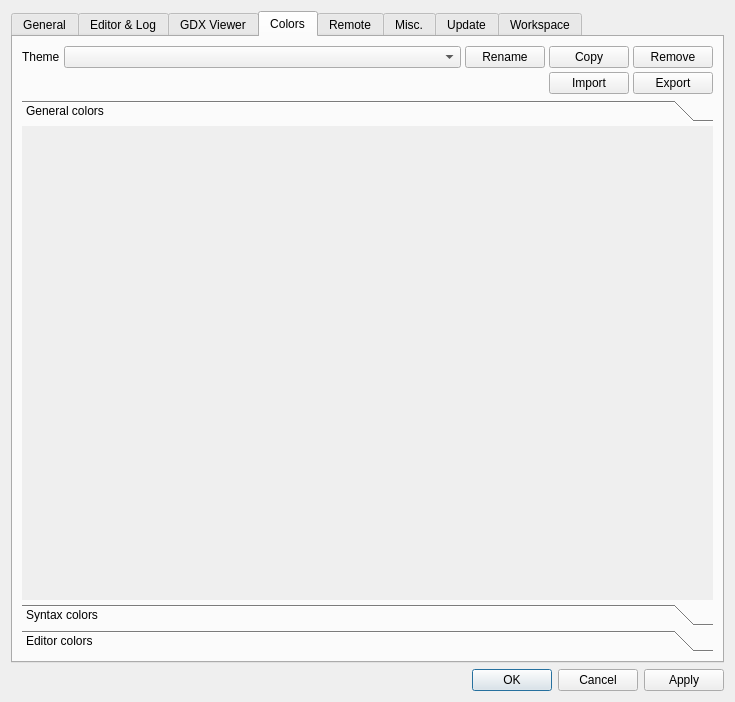
GAMS-dev/studio, file src/settingsdialog.ui: the form before one commit.
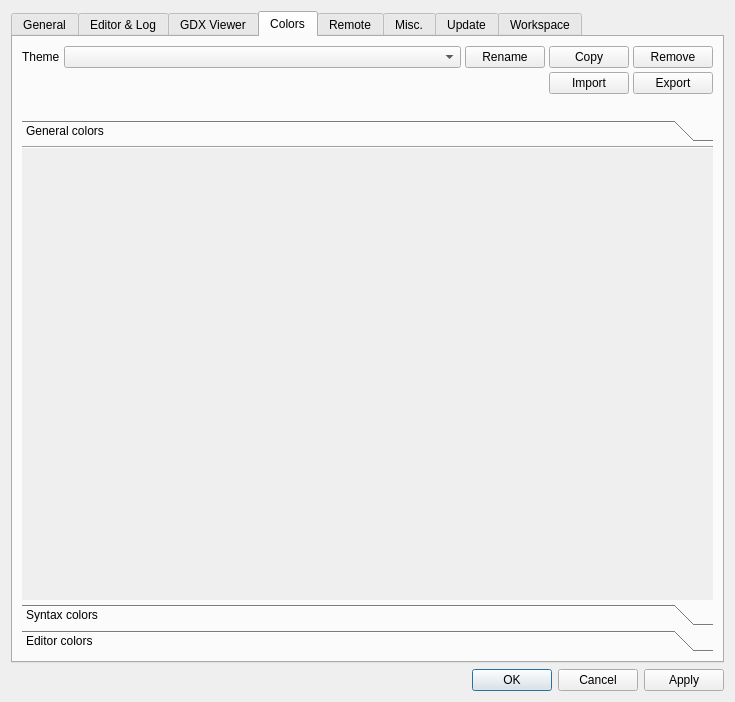
The form after the commit. The open tabs and pages were chosen to show the change. Icons and pictures are not drawn.

Commit message: Structured General colors and added hint line

Patch:
```diff
--- a/src/settingsdialog.ui
+++ b/src/settingsdialog.ui
@@ -1215,6 +1215,16 @@
          </layout>
         </widget>
        </item>
+       <item>
+        <widget class="QLabel" name="laHint">
+         <property name="text">
+          <string/>
+         </property>
+         <property name="alignment">
+          <set>Qt::AlignmentFlag::AlignCenter</set>
+         </property>
+        </widget>
+       </item>
        <item>
         <widget class="QToolBox" name="toolBox">
          <property name="currentIndex">
@@ -1228,8 +1238,8 @@
            <rect>
             <x>0</x>
             <y>0</y>
-            <width>695</width>
-            <height>430</height>
+            <width>693</width>
+            <height>443</height>
            </rect>
           </property>
           <attribute name="label">
@@ -1246,7 +1256,7 @@
             <number>0</number>
            </property>
            <property name="bottomMargin">
-            <number>0</number>
+            <number>9</number>
            </property>
            <item>
             <widget class="QWidget" name="generalColors" native="true">
@@ -1266,9 +1276,32 @@
               <property name="spacing">
                <number>4</number>
               </property>
+              <item row="0" column="0">
+               <widget class="Line" name="generalColorLine">
+                <property name="orientation">
+                 <enum>Qt::Orientation::Horizontal</enum>
+                </property>
+               </widget>
+              </item>
              </layout>
             </widget>
            </item>
+           <item>
+            <spacer name="verticalSpacer_6">
+             <property name="orientation">
+              <enum>Qt::Orientation::Vertical</enum>
+             </property>
+             <property name="sizeType">
+              <enum>QSizePolicy::Policy::MinimumExpanding</enum>
+             </property>
+             <property name="sizeHint" stdset="0">
+              <size>
+               <width>20</width>
+               <height>40</height>
+              </size>
+             </property>
+            </spacer>
+           </item>
           </layout>
          </widget>
          <widget class="QWidget" name="pageSyntax">
```
Left out of the diff: 14 changed lines with no effect on the pictures. The commit also changes 6 other files.
